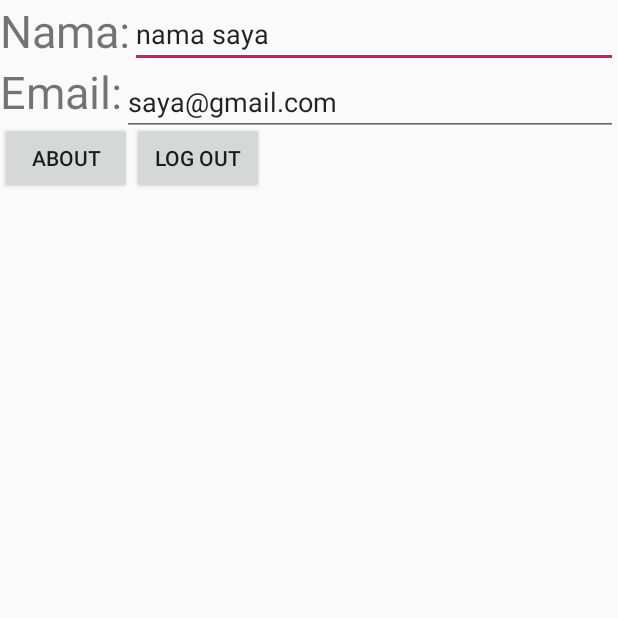
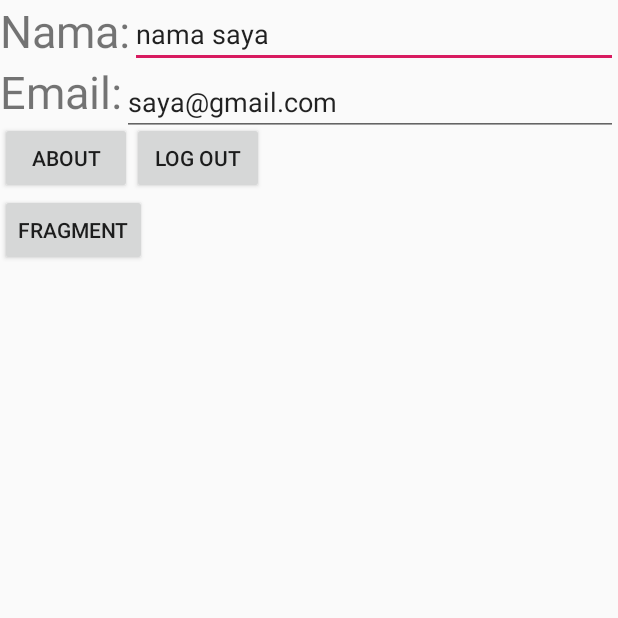
Before and after one commit to NicholasChristianto/PrProgandroid, an Android app: the screen it shows after launch (homePage), after a tap on "LOGIN", on a phone screen of 412 x 824 dp, the top half of it. Run offline under Robolectric (Android 15) with nearby library versions, the phone set to English and light mode, and no system bars.

Commit message:
pindah fragment

```diff
--- a/app/src/main/java/com/example/login/MainActivity.java
+++ b/app/src/main/java/com/example/login/MainActivity.java
@@ -12,13 +12,13 @@ import org.w3c.dom.Text;
 
 public class MainActivity extends AppCompatActivity {
     private Button button;
-    private Button btn;
+ //   private Button btn;
     @Override
     protected void onCreate(Bundle savedInstanceState) {
         super.onCreate(savedInstanceState);
         setContentView(R.layout.activity_main);
         login();
-        prepareFragmment();
+//        prepareFragmment();
 //        move();
     }
 
@@ -33,9 +33,9 @@ public class MainActivity extends AppCompatActivity {
 
         });
     }
-    private void prepareFragmment(){
-        this.getSupportFragmentManager().beginTransaction().add(R.id.fragment_placeholder, new fragment_message()).commit();
-    }
+//    private void prepareFragmment(){
+//        this.getSupportFragmentManager().beginTransaction().add(R.id.fragment_placeholder, new fragment_message()).commit();
+//    }
 //    protected void move() {
 //        btn = findViewById(R.id.fragment_move);
 //        btn.setOnClickListener(new View.OnClickListener() {
--- a/app/src/main/java/com/example/login/homePage.java
+++ b/app/src/main/java/com/example/login/homePage.java
@@ -21,6 +21,7 @@ public class homePage extends AppCompatActivity {
         setContentView(R.layout.activity_home_page);
         keAbout();
         logOut();
+        prepareFragmment();
     }
 
     protected void keAbout() {
@@ -44,4 +45,7 @@ public class homePage extends AppCompatActivity {
             }
         });
     }
+    private void prepareFragmment(){
+        this.getSupportFragmentManager().beginTransaction().add(R.id.fragment_placeholder, new fragment_message()).commit();
+    }
 }
--- a/app/src/main/res/layout/activity_home_page.xml
+++ b/app/src/main/res/layout/activity_home_page.xml
@@ -49,5 +49,12 @@
         android:text="Log Out"
         android:id="@+id/logout"
         />
+    <FrameLayout
+        android:layout_width="wrap_content"
+        android:layout_height="wrap_content"
+        android:id="@+id/fragment_placeholder"
+        android:layout_below="@id/logout"
+        >
 
+    </FrameLayout>
 </RelativeLayout>
```
Also changed, not shown: app/src/main/res/layout/activity_main.xml (+6 -6 lines).
